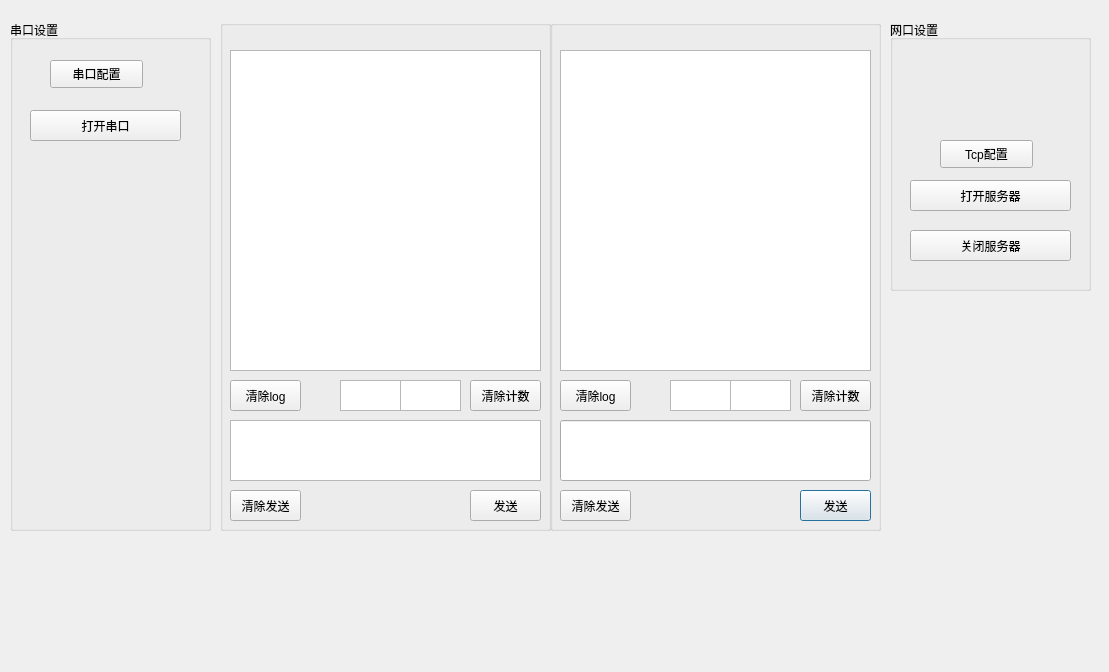
Old version of the form qt_phased_array_antenna/DialogButtonRight.ui in the repository gegheu/qt_phased_array_antenna.
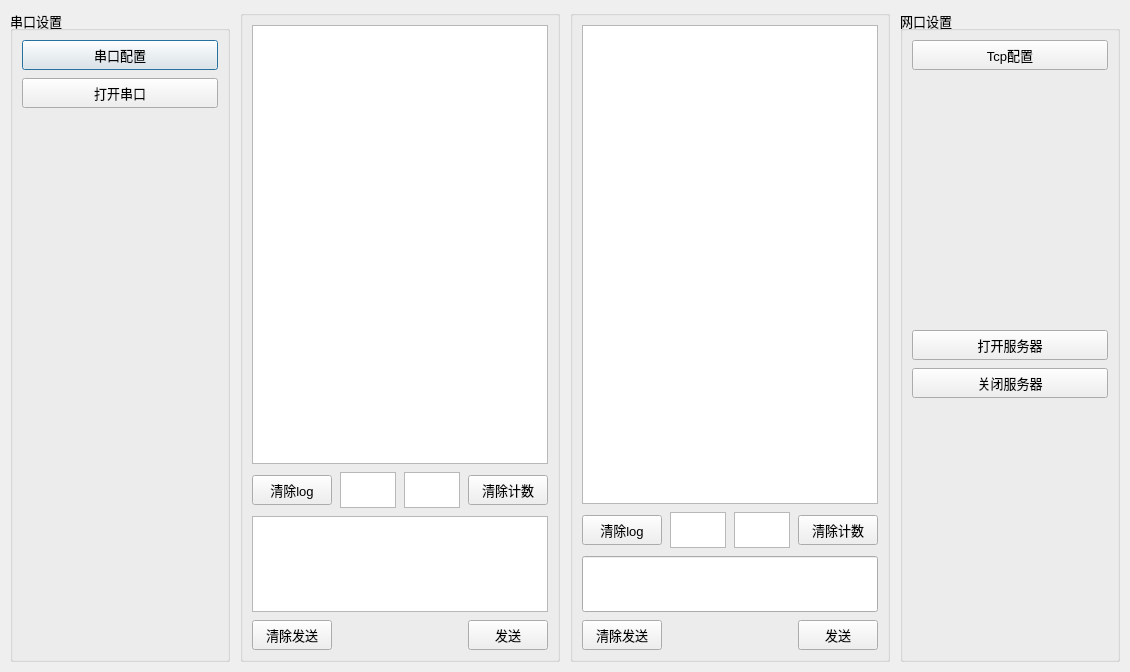
New version of the form.

```diff
--- a/qt_phased_array_antenna/DialogButtonRight.ui
+++ b/qt_phased_array_antenna/DialogButtonRight.ui
@@ -1,326 +1,479 @@
 <?xml version="1.0" encoding="UTF-8"?>
 <ui version="4.0">
- <class>Module1Dialog</class>
- <widget class="QDialog" name="Module1Dialog">
-  <property name="geometry">
-   <rect>
-    <x>0</x>
-    <y>0</y>
-    <width>1109</width>
-    <height>672</height>
-   </rect>
-  </property>
-  <property name="windowTitle">
-   <string>Dialog</string>
-  </property>
-  <widget class="QGroupBox" name="tcp_display_group">
-   <property name="geometry">
-    <rect>
-     <x>550</x>
-     <y>20</y>
-     <width>331</width>
-     <height>511</height>
-    </rect>
-   </property>
-   <property name="title">
-    <string/>
-   </property>
-   <widget class="QPushButton" name="pushButtonSend">
+  <class>Module1Dialog</class>
+  <widget class="QDialog" name="Module1Dialog">
     <property name="geometry">
-     <rect>
-      <x>250</x>
-      <y>470</y>
-      <width>71</width>
-      <height>31</height>
-     </rect>
+      <rect>
+        <x>0</x>
+        <y>0</y>
+        <width>1109</width>
+        <height>672</height>
+      </rect>
     </property>
-    <property name="text">
-     <string>发送</string>
+    <property name="windowTitle">
+      <string>Dialog</string>
     </property>
-   </widget>
-   <widget class="QPushButton" name="log_clear_tcp">
-    <property name="geometry">
-     <rect>
-      <x>10</x>
-      <y>360</y>
-      <width>71</width>
-      <height>31</height>
-     </rect>
+    <property name="font">
+      <font>
+        <pointsize>10</pointsize>
+      </font>
     </property>
-    <property name="text">
-     <string>清除log</string>
-    </property>
-   </widget>
-   <widget class="QTextEdit" name="tx_display_tcp">
-    <property name="enabled">
-     <bool>true</bool>
-    </property>
-    <property name="geometry">
-     <rect>
-      <x>120</x>
-      <y>360</y>
-      <width>61</width>
-      <height>31</height>
-     </rect>
-    </property>
-   </widget>
-   <widget class="QPushButton" name="rxtx_clear_tcp">
-    <property name="geometry">
-     <rect>
-      <x>250</x>
-      <y>360</y>
-      <width>71</width>
-      <height>31</height>
-     </rect>
-    </property>
-    <property name="text">
-     <string>清除计数</string>
-    </property>
-   </widget>
-   <widget class="QTextEdit" name="textEditLog">
-    <property name="geometry">
-     <rect>
-      <x>10</x>
-      <y>30</y>
-      <width>311</width>
-      <height>321</height>
-     </rect>
-    </property>
-   </widget>
-   <widget class="QTextEdit" name="rx_display_tcp">
-    <property name="geometry">
-     <rect>
-      <x>180</x>
-      <y>360</y>
-      <width>61</width>
-      <height>31</height>
-     </rect>
-    </property>
-   </widget>
-   <widget class="QPushButton" name="tx_data_clear_tcp">
-    <property name="geometry">
-     <rect>
-      <x>10</x>
-      <y>470</y>
-      <width>71</width>
-      <height>31</height>
-     </rect>
-    </property>
-    <property name="text">
-     <string>清除发送</string>
-    </property>
-   </widget>
-   <widget class="QLineEdit" name="lineEditTextToSend">
-    <property name="geometry">
-     <rect>
-      <x>10</x>
-      <y>400</y>
-      <width>311</width>
-      <height>61</height>
-     </rect>
-    </property>
-   </widget>
+    <layout class="QHBoxLayout" name="mainLayout">
+      <property name="spacing">
+        <number>10</number>
+      </property>
+      <property name="leftMargin">
+        <number>10</number>
+      </property>
+      <property name="topMargin">
+        <number>10</number>
+      </property>
+      <property name="rightMargin">
+        <number>10</number>
+      </property>
+      <property name="bottomMargin">
+        <number>10</number>
+      </property>
+      <item>
+        <widget class="QGroupBox" name="groupBox">
+          <property name="minimumSize">
+            <size>
+              <width>220</width>
+              <height>0</height>
+            </size>
+          </property>
+          <property name="title">
+            <string>串口设置</string>
+          </property>
+          <layout class="QVBoxLayout" name="serialSettingLayout">
+            <property name="spacing">
+              <number>8</number>
+            </property>
+            <item>
+              <widget class="QPushButton" name="serialConfigButton">
+                <property name="minimumSize">
+                  <size>
+                    <width>0</width>
+                    <height>30</height>
+                  </size>
+                </property>
+                <property name="text">
+                  <string>串口配置</string>
+                </property>
+              </widget>
+            </item>
+            <item>
+              <widget class="QPushButton" name="serial_switch">
+                <property name="minimumSize">
+                  <size>
+                    <width>0</width>
+                    <height>30</height>
+                  </size>
+                </property>
+                <property name="text">
+                  <string>打开串口</string>
+                </property>
+              </widget>
+            </item>
+            <item>
+              <spacer name="serialSpacerTop">
+                <property name="orientation">
+                  <enum>Qt::Vertical</enum>
+                </property>
+                <property name="sizeHint" stdset="0">
+                  <size>
+                    <width>20</width>
+                    <height>40</height>
+                  </size>
+                </property>
+              </spacer>
+            </item>
+          </layout>
+        </widget>
+      </item>
+      <item>
+        <widget class="QGroupBox" name="serial_display_group">
+          <property name="sizePolicy">
+            <sizepolicy hsizetype="Expanding" vsizetype="Expanding">
+              <horstretch>1</horstretch>
+              <verstretch>0</verstretch>
+            </sizepolicy>
+          </property>
+          <property name="title">
+            <string />
+          </property>
+          <layout class="QVBoxLayout" name="serialDisplayLayout">
+            <property name="spacing">
+              <number>8</number>
+            </property>
+            <item>
+              <widget class="QTextEdit" name="log_display">
+                <property name="sizePolicy">
+                  <sizepolicy hsizetype="Expanding" vsizetype="Expanding">
+                    <horstretch>0</horstretch>
+                    <verstretch>1</verstretch>
+                  </sizepolicy>
+                </property>
+              </widget>
+            </item>
+            <item>
+              <layout class="QHBoxLayout" name="serialCounterLayout">
+                <item>
+                  <widget class="QPushButton" name="log_clear">
+                    <property name="minimumSize">
+                      <size>
+                        <width>0</width>
+                        <height>30</height>
+                      </size>
+                    </property>
+                    <property name="text">
+                      <string>清除log</string>
+                    </property>
+                  </widget>
+                </item>
+                <item>
+                  <widget class="QTextEdit" name="tx_display">
+                    <property name="enabled">
+                      <bool>true</bool>
+                    </property>
+                    <property name="minimumSize">
+                      <size>
+                        <width>56</width>
+                        <height>30</height>
+                      </size>
+                    </property>
+                    <property name="maximumSize">
+                      <size>
+                        <width>80</width>
+                        <height>36</height>
+                      </size>
+                    </property>
+                  </widget>
+                </item>
+                <item>
+                  <widget class="QTextEdit" name="rx_display">
+                    <property name="minimumSize">
+                      <size>
+                        <width>56</width>
+                        <height>30</height>
+                      </size>
+                    </property>
+                    <property name="maximumSize">
+                      <size>
+                        <width>80</width>
+                        <height>36</height>
+                      </size>
+                    </property>
+                  </widget>
+                </item>
+                <item>
+                  <widget class="QPushButton" name="rxtx_clear">
+                    <property name="minimumSize">
+                      <size>
+                        <width>0</width>
+                        <height>30</height>
+                      </size>
+                    </property>
+                    <property name="text">
+                      <string>清除计数</string>
+                    </property>
+                  </widget>
+                </item>
+              </layout>
+            </item>
+            <item>
+              <widget class="QTextEdit" name="send_data_display">
+                <property name="minimumSize">
+                  <size>
+                    <width>0</width>
+                    <height>64</height>
+                  </size>
+                </property>
+                <property name="maximumSize">
+                  <size>
+                    <width>16777215</width>
+                    <height>96</height>
+                  </size>
+                </property>
+              </widget>
+            </item>
+            <item>
+              <layout class="QHBoxLayout" name="serialSendLayout">
+                <item>
+                  <widget class="QPushButton" name="tx_data_clear">
+                    <property name="minimumSize">
+                      <size>
+                        <width>0</width>
+                        <height>30</height>
+                      </size>
+                    </property>
+                    <property name="text">
+                      <string>清除发送</string>
+                    </property>
+                  </widget>
+                </item>
+                <item>
+                  <spacer name="serialSendSpacer">
+                    <property name="orientation">
+                      <enum>Qt::Horizontal</enum>
+                    </property>
+                    <property name="sizeHint" stdset="0">
+                      <size>
+                        <width>40</width>
+                        <height>20</height>
+                      </size>
+                    </property>
+                  </spacer>
+                </item>
+                <item>
+                  <widget class="QPushButton" name="send_button">
+                    <property name="minimumSize">
+                      <size>
+                        <width>0</width>
+                        <height>30</height>
+                      </size>
+                    </property>
+                    <property name="text">
+                      <string>发送</string>
+                    </property>
+                  </widget>
+                </item>
+              </layout>
+            </item>
+          </layout>
+        </widget>
+      </item>
+      <item>
+        <widget class="QGroupBox" name="tcp_display_group">
+          <property name="sizePolicy">
+            <sizepolicy hsizetype="Expanding" vsizetype="Expanding">
+              <horstretch>1</horstretch>
+              <verstretch>0</verstretch>
+            </sizepolicy>
+          </property>
+          <property name="title">
+            <string />
+          </property>
+          <layout class="QVBoxLayout" name="tcpDisplayLayout">
+            <property name="spacing">
+              <number>8</number>
+            </property>
+            <item>
+              <widget class="QTextEdit" name="textEditLog">
+                <property name="sizePolicy">
+                  <sizepolicy hsizetype="Expanding" vsizetype="Expanding">
+                    <horstretch>0</horstretch>
+                    <verstretch>1</verstretch>
+                  </sizepolicy>
+                </property>
+              </widget>
+            </item>
+            <item>
+              <layout class="QHBoxLayout" name="tcpCounterLayout">
+                <item>
+                  <widget class="QPushButton" name="log_clear_tcp">
+                    <property name="minimumSize">
+                      <size>
+                        <width>0</width>
+                        <height>30</height>
+                      </size>
+                    </property>
+                    <property name="text">
+                      <string>清除log</string>
+                    </property>
+                  </widget>
+                </item>
+                <item>
+                  <widget class="QTextEdit" name="tx_display_tcp">
+                    <property name="enabled">
+                      <bool>true</bool>
+                    </property>
+                    <property name="minimumSize">
+                      <size>
+                        <width>56</width>
+                        <height>30</height>
+                      </size>
+                    </property>
+                    <property name="maximumSize">
+                      <size>
+                        <width>80</width>
+                        <height>36</height>
+                      </size>
+                    </property>
+                  </widget>
+                </item>
+                <item>
+                  <widget class="QTextEdit" name="rx_display_tcp">
+                    <property name="minimumSize">
+                      <size>
+                        <width>56</width>
+                        <height>30</height>
+                      </size>
+                    </property>
+                    <property name="maximumSize">
+                      <size>
+                        <width>80</width>
+                        <height>36</height>
+                      </size>
+                    </property>
+                  </widget>
+                </item>
+                <item>
+                  <widget class="QPushButton" name="rxtx_clear_tcp">
+                    <property name="minimumSize">
+                      <size>
+                        <width>0</width>
+                        <height>30</height>
+                      </size>
+                    </property>
+                    <property name="text">
+                      <string>清除计数</string>
+                    </property>
+                  </widget>
+                </item>
+              </layout>
+            </item>
+            <item>
+              <widget class="QLineEdit" name="lineEditTextToSend">
+                <property name="minimumSize">
+                  <size>
+                    <width>0</width>
+                    <height>56</height>
+                  </size>
+                </property>
+              </widget>
+            </item>
+            <item>
+              <layout class="QHBoxLayout" name="tcpSendLayout">
+                <item>
+                  <widget class="QPushButton" name="tx_data_clear_tcp">
+                    <property name="minimumSize">
+                      <size>
+                        <width>0</width>
+                        <height>30</height>
+                      </size>
+                    </property>
+                    <property name="text">
+                      <string>清除发送</string>
+                    </property>
+                  </widget>
+                </item>
+                <item>
+                  <spacer name="tcpSendSpacer">
+                    <property name="orientation">
+                      <enum>Qt::Horizontal</enum>
+                    </property>
+                    <property name="sizeHint" stdset="0">
+                      <size>
+                        <width>40</width>
+                        <height>20</height>
+                      </size>
+                    </property>
+                  </spacer>
+                </item>
+                <item>
+                  <widget class="QPushButton" name="pushButtonSend">
+                    <property name="minimumSize">
+                      <size>
+                        <width>0</width>
+                        <height>30</height>
+                      </size>
+                    </property>
+                    <property name="text">
+                      <string>发送</string>
+                    </property>
+                  </widget>
+                </item>
+              </layout>
+            </item>
+          </layout>
+        </widget>
+      </item>
+      <item>
+        <widget class="QGroupBox" name="groupBox_2">
+          <property name="minimumSize">
+            <size>
+              <width>220</width>
+              <height>0</height>
+            </size>
+          </property>
+          <property name="title">
+            <string>网口设置</string>
+          </property>
+          <layout class="QVBoxLayout" name="tcpSettingLayout">
+            <property name="spacing">
+              <number>8</number>
+            </property>
+            <item>
+              <widget class="QPushButton" name="tcpConfigButton">
+                <property name="minimumSize">
+                  <size>
+                    <width>0</width>
+                    <height>30</height>
+                  </size>
+                </property>
+                <property name="text">
+                  <string>Tcp配置</string>
+                </property>
+              </widget>
+            </item>
+            <item>
+              <spacer name="tcpSpacerTop">
+                <property name="orientation">
+                  <enum>Qt::Vertical</enum>
+                </property>
+                <property name="sizeHint" stdset="0">
+                  <size>
+                    <width>20</width>
+                    <height>20</height>
+                  </size>
+                </property>
+              </spacer>
+            </item>
+            <item>
+              <widget class="QPushButton" name="pushButtonConnect">
+                <property name="minimumSize">
+                  <size>
+                    <width>0</width>
+                    <height>30</height>
+                  </size>
+                </property>
+                <property name="text">
+                  <string>打开服务器</string>
+                </property>
+              </widget>
+            </item>
+            <item>
+              <widget class="QPushButton" name="pushButtonDisConnect">
+                <property name="minimumSize">
+                  <size>
+                    <width>0</width>
+                    <height>30</height>
+                  </size>
+                </property>
+                <property name="text">
+                  <string>关闭服务器</string>
+                </property>
+              </widget>
+            </item>
+            <item>
+              <spacer name="tcpSpacerBottom">
+                <property name="orientation">
+                  <enum>Qt::Vertical</enum>
+                </property>
+                <property name="sizeHint" stdset="0">
+                  <size>
+                    <width>20</width>
+                    <height>40</height>
+                  </size>
+                </property>
+              </spacer>
+            </item>
+          </layout>
+        </widget>
+      </item>
+    </layout>
   </widget>
-  <widget class="QGroupBox" name="groupBox_2">
-   <property name="geometry">
-    <rect>
-     <x>890</x>
-     <y>20</y>
-     <width>201</width>
-     <height>271</height>
-    </rect>
-   </property>
-   <property name="title">
-    <string>网口设置</string>
-   </property>
-   <widget class="QPushButton" name="pushButtonConnect">
-    <property name="geometry">
-     <rect>
-      <x>20</x>
-      <y>160</y>
-      <width>161</width>
-      <height>31</height>
-     </rect>
-    </property>
-    <property name="text">
-     <string>打开服务器</string>
-    </property>
-   </widget>
-   <widget class="QPushButton" name="pushButtonDisConnect">
-    <property name="geometry">
-     <rect>
-      <x>20</x>
-      <y>210</y>
-      <width>161</width>
-      <height>31</height>
-     </rect>
-    </property>
-    <property name="text">
-     <string>关闭服务器</string>
-    </property>
-   </widget>
-   <widget class="QPushButton" name="tcpConfigButton">
-    <property name="geometry">
-     <rect>
-      <x>50</x>
-      <y>120</y>
-      <width>93</width>
-      <height>28</height>
-     </rect>
-    </property>
-    <property name="text">
-     <string>Tcp配置</string>
-    </property>
-   </widget>
-  </widget>
-  <widget class="QGroupBox" name="serial_display_group">
-   <property name="geometry">
-    <rect>
-     <x>220</x>
-     <y>20</y>
-     <width>331</width>
-     <height>511</height>
-    </rect>
-   </property>
-   <property name="title">
-    <string/>
-   </property>
-   <widget class="QPushButton" name="send_button">
-    <property name="geometry">
-     <rect>
-      <x>250</x>
-      <y>470</y>
-      <width>71</width>
-      <height>31</height>
-     </rect>
-    </property>
-    <property name="text">
-     <string>发送</string>
-    </property>
-   </widget>
-   <widget class="QTextEdit" name="log_display">
-    <property name="geometry">
-     <rect>
-      <x>10</x>
-      <y>30</y>
-      <width>311</width>
-      <height>321</height>
-     </rect>
-    </property>
-   </widget>
-   <widget class="QPushButton" name="tx_data_clear">
-    <property name="geometry">
-     <rect>
-      <x>10</x>
-      <y>470</y>
-      <width>71</width>
-      <height>31</height>
-     </rect>
-    </property>
-    <property name="text">
-     <string>清除发送</string>
-    </property>
-   </widget>
-   <widget class="QPushButton" name="log_clear">
-    <property name="geometry">
-     <rect>
-      <x>10</x>
-      <y>360</y>
-      <width>71</width>
-      <height>31</height>
-     </rect>
-    </property>
-    <property name="text">
-     <string>清除log</string>
-    </property>
-   </widget>
-   <widget class="QPushButton" name="rxtx_clear">
-    <property name="geometry">
-     <rect>
-      <x>250</x>
-      <y>360</y>
-      <width>71</width>
-      <height>31</height>
-     </rect>
-    </property>
-    <property name="text">
-     <string>清除计数</string>
-    </property>
-   </widget>
-   <widget class="QTextEdit" name="tx_display">
-    <property name="enabled">
-     <bool>true</bool>
-    </property>
-    <property name="geometry">
-     <rect>
-      <x>120</x>
-      <y>360</y>
-      <width>61</width>
-      <height>31</height>
-     </rect>
-    </property>
-   </widget>
-   <widget class="QTextEdit" name="send_data_display">
-    <property name="geometry">
-     <rect>
-      <x>10</x>
-      <y>400</y>
-      <width>311</width>
-      <height>61</height>
-     </rect>
-    </property>
-   </widget>
-   <widget class="QTextEdit" name="rx_display">
-    <property name="geometry">
-     <rect>
-      <x>180</x>
-      <y>360</y>
-      <width>61</width>
-      <height>31</height>
-     </rect>
-    </property>
-   </widget>
-  </widget>
-  <widget class="QGroupBox" name="groupBox">
-   <property name="geometry">
-    <rect>
-     <x>10</x>
-     <y>20</y>
-     <width>201</width>
-     <height>511</height>
-    </rect>
-   </property>
-   <property name="title">
-    <string>串口设置</string>
-   </property>
-   <widget class="QPushButton" name="serial_switch">
-    <property name="geometry">
-     <rect>
-      <x>20</x>
-      <y>90</y>
-      <width>151</width>
-      <height>31</height>
-     </rect>
-    </property>
-    <property name="text">
-     <string>打开串口</string>
-    </property>
-   </widget>
-   <widget class="QPushButton" name="serialConfigButton">
-    <property name="geometry">
-     <rect>
-      <x>40</x>
-      <y>40</y>
-      <width>93</width>
-      <height>28</height>
-     </rect>
-    </property>
-    <property name="text">
-     <string>串口配置</string>
-    </property>
-   </widget>
-  </widget>
- </widget>
- <resources/>
- <connections/>
+  <resources />
+  <connections />
 </ui>
```
